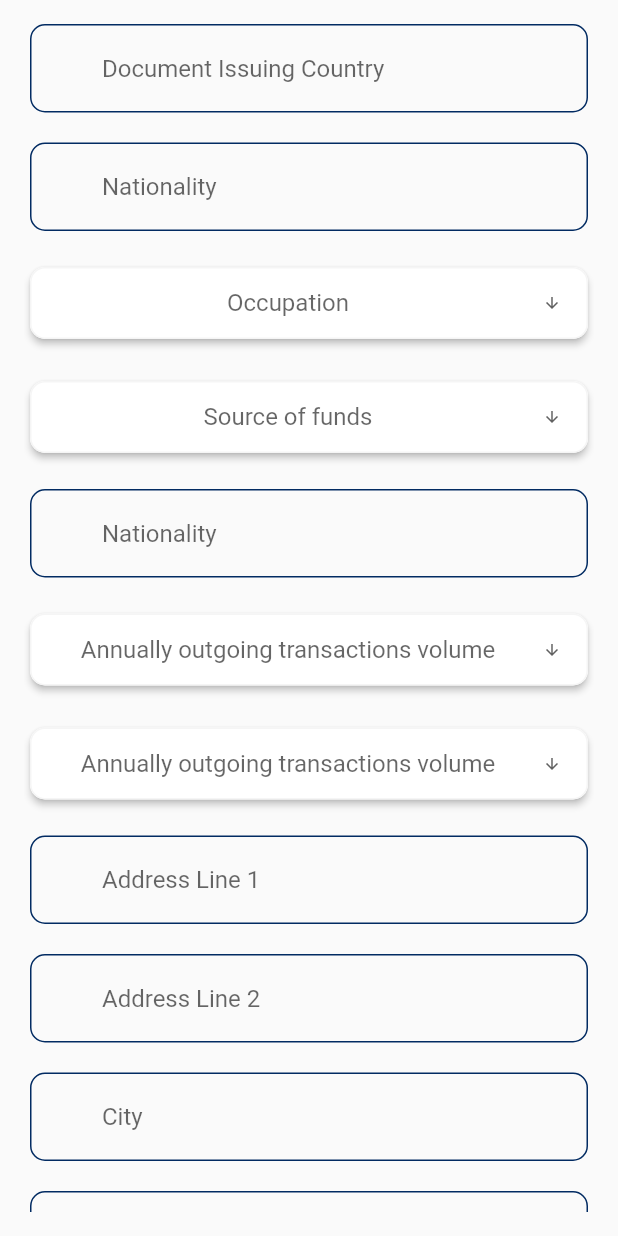
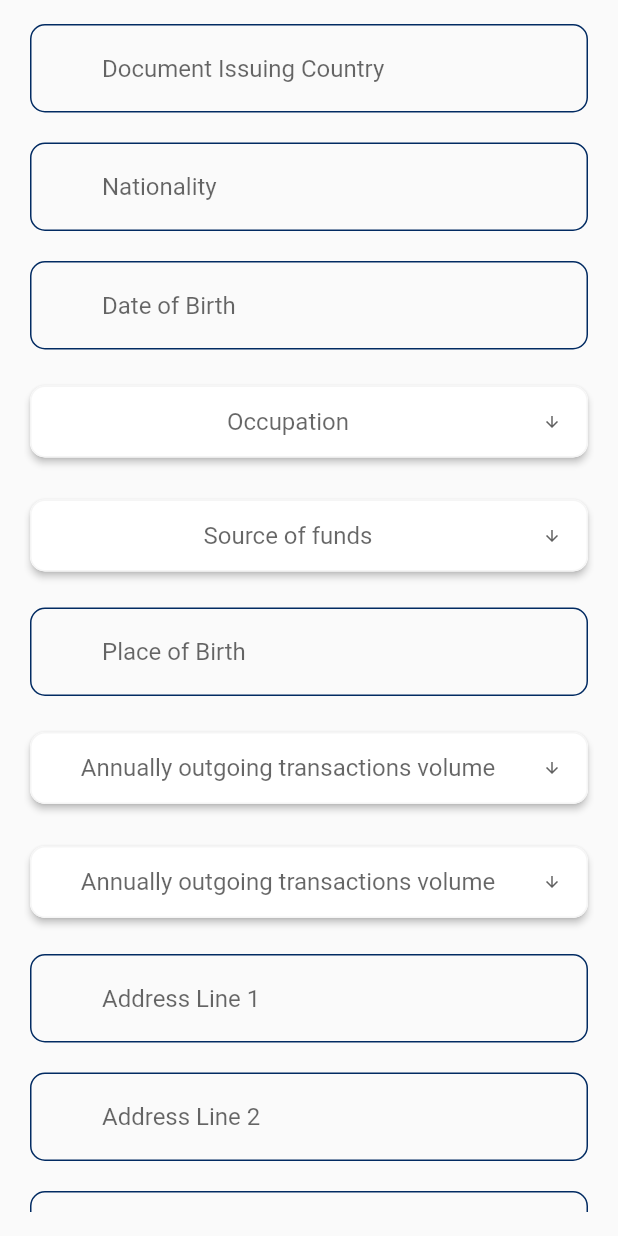
Before and after one commit to husseinqab/posts_clean_arch, a Flutter app: the UpdateUserPage widget shown alone on an empty page, opened directly, on a phone screen of 412 x 824 dp. Run offline on Flutter 3.47's test engine with Material 2 defaults, Android fonts, the phone set to English and light mode, and no system bars; our stand-ins replace bloc, bloc_concurrency, country_picker, dartz, dio, equatable and 3 more; Roboto replaces fonts that are missing (Georgia).

Commit message:
complete design

```diff
--- a/lib/fearutres/Kyc/presentation/pages/kyc_page.dart
+++ b/lib/fearutres/Kyc/presentation/pages/kyc_page.dart
@@ -281,6 +281,28 @@ class UpdateUserPage extends StatelessWidget {
                 isReadOnly: true,
               ),
               const SizedBox(height: 20),
+              DecoratedTextField(
+                onTap: () async {
+                  DateTime? picked = await showDatePicker(
+                      context: context,
+                      initialDate: DateTime(DateTime.now().year - 18,
+                          DateTime.now().month, DateTime.now().day),
+                      firstDate: DateTime(1920),
+                      lastDate: DateTime(DateTime.now().year - 18,
+                          DateTime.now().month, DateTime.now().day));
+                  if (picked != null) {
+                    provider.birthday =
+                        DateFormat('yyyy-MM-dd').format(picked!);
+                  }
+                },
+                validator: provider.birthdayValidator,
+                corner: 10,
+                hint: 'Date of Birth',
+                height: 20,
+                controller: provider.birthdayController,
+                isReadOnly: true,
+              ),
+              const SizedBox(height: 20),
               CustomDropDownWidget(
                 validator: provider.occupationValidator,
                 dropdownValue: provider.occupation,
@@ -314,7 +336,7 @@ class UpdateUserPage extends StatelessWidget {
                 },
                 validator: provider.placeOfBirthValidator,
                 corner: 10,
-                hint: 'Nationality',
+                hint: 'Place of Birth',
                 height: 20,
                 controller: provider.placeOfBirthController,
                 isReadOnly: true,
@@ -414,26 +436,64 @@ class UpdateUserPage extends StatelessWidget {
                 controller: provider.countryController,
                 isReadOnly: true,
               ),
-              SizedBox(height: 20),
-              DecoratedTextField(
-                onTap: () async {
-                  DateTime? picked = await showDatePicker(
-                    context: context,
-                    initialDate: DateTime(DateTime.now().year - 18, DateTime.now().month, DateTime.now().day),
-                    firstDate: DateTime(1920),
-                    lastDate:  DateTime(DateTime.now().year - 18, DateTime.now().month, DateTime.now().day)
-                  );
-                  if (picked != null){
-                    provider.birthday = DateFormat('yyyy-MM-dd').format(picked!);
-                  }
-                },
-                validator: provider.birthdayValidator,
-                corner: 10,
-                hint: 'Date of Birth',
-                height: 20,
-                controller: provider.birthdayController,
-                isReadOnly: true,
+              const SizedBox(height: 20),
+              Column(
+                crossAxisAlignment: CrossAxisAlignment.start,
+                children: [
+                  const Padding(
+                    padding: EdgeInsets.all(8.0),
+                    child: Text("PEP Declaration"),
+                  ),
+                  Visibility(
+                      visible: provider.pepRequired,
+                      child: const Padding(
+                        padding: EdgeInsets.symmetric(horizontal: 8.0),
+                        child: Text(
+                          "*",
+                          style: TextStyle(color: Colors.red, fontSize: 18),
+                        ),
+                      )),
+                  const Padding(
+                    padding: EdgeInsets.all(8.0),
+                    child: Text(
+                      "Politically Exposed Person (PEP) is somebody who holds a prominent public position",
+                      style: TextStyle(color: Colors.grey, fontSize: 14),
+                    ),
+                  ),
+                  Row(
+                    children: [
+                      SizedBox(
+                        width: 80,
+                        child: Row(
+                          children: [
+                            Checkbox(
+                                value: provider.pepYes,
+                                onChanged: (val) {
+                                  provider.declareYes(val);
+                                }),
+                            const Text("YES")
+                          ],
+                        ),
+                      ),
+                      const SizedBox(width: 10),
+                      SizedBox(
+                        width: 80,
+                        child: Row(
+                          children: [
+                            Checkbox(
+                                value: provider.pepNo,
+                                onChanged: (val) {
+                                  provider.declareNo(val);
+                                }),
+                            const Text("No")
+                          ],
+                        ),
+                      )
+                    ],
+                  )
+                ],
               ),
+              const SizedBox(height: 20),
             ],
           ),
         );
```
Also changed, not shown: lib/fearutres/Kyc/presentation/kyc_provider.dart (+42 -0 lines).
